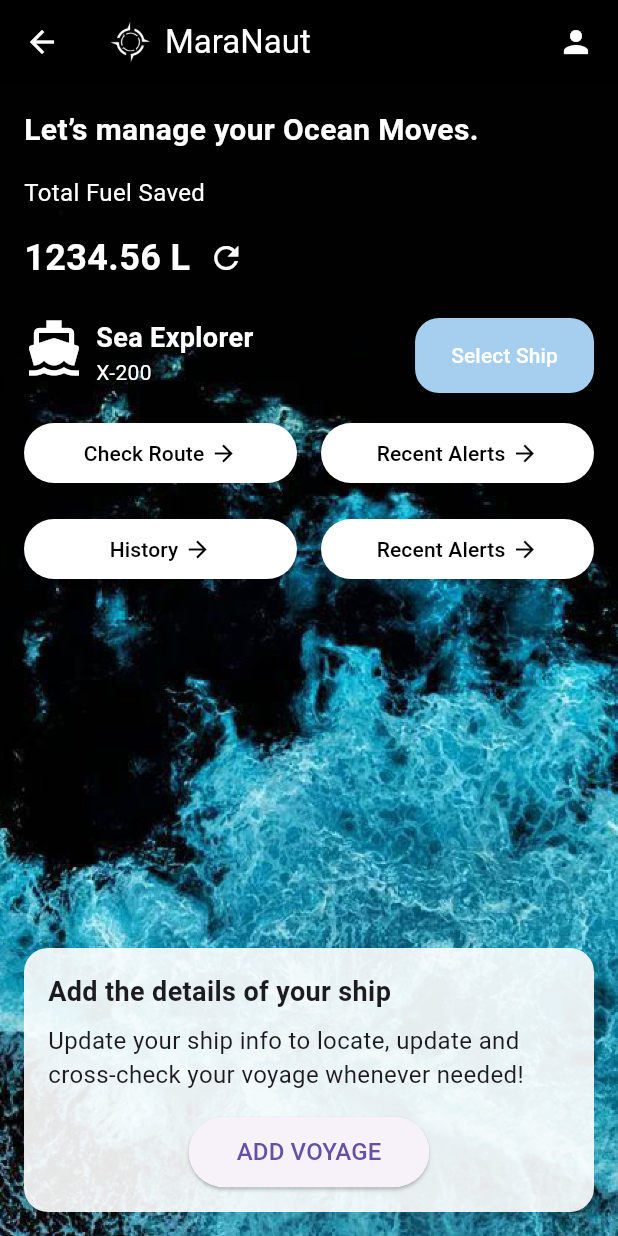
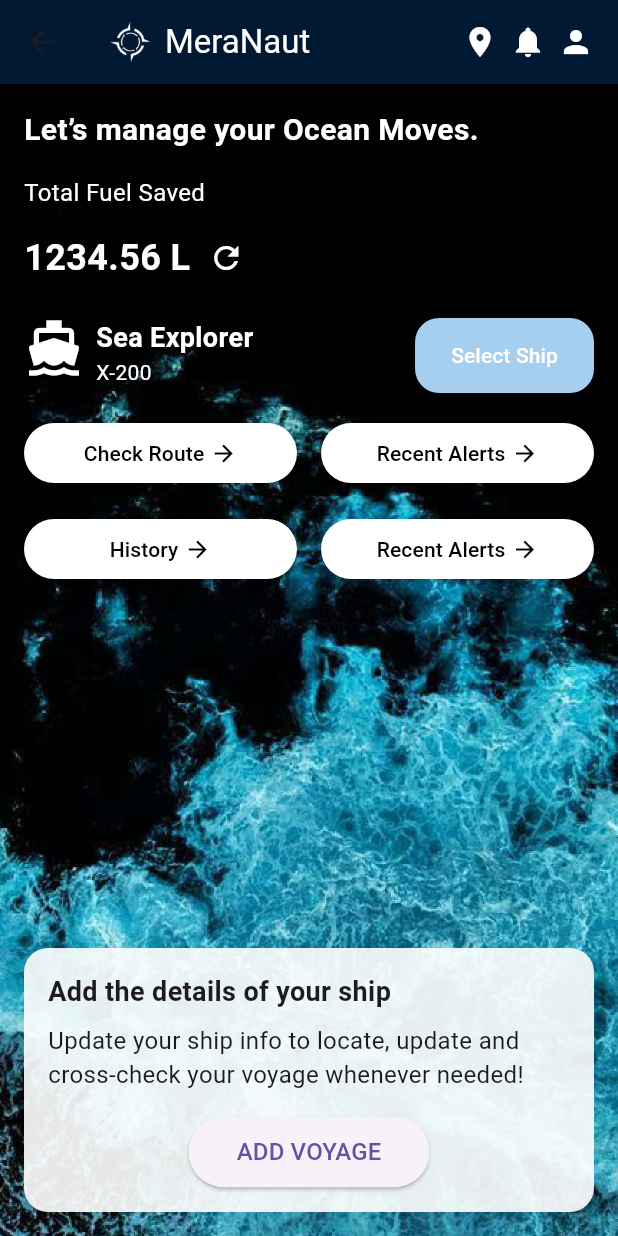
Before and after one commit to Lavitratyagi/maranaut, a Flutter app: the HomePage screen opened directly, on a phone screen of 412 x 824 dp. Run offline on Flutter 3.47's test engine with Material 3 defaults, Android fonts, the light colour scheme and no system bars; our stand-ins replace flutter_map, geolocator, latlong2, shared_preferences; accounts and stored records are empty; network calls fail.

Commit message:
Add geolocator dependency and implement location permissions; enhance HomePage with emergency alert navigation

```diff
--- a/lib/screens/home_page.dart
+++ b/lib/screens/home_page.dart
@@ -1,4 +1,5 @@
 import 'package:flutter/material.dart';
+import 'package:maranaut/screens/emergency_alert.dart';
 import 'package:maranaut/screens/history_voyage.dart';
 import 'package:maranaut/screens/select_ship.dart';
 import 'package:maranaut/screens/select_yoyage.dart';
@@ -6,7 +7,7 @@ import 'package:shared_preferences/shared_preferences.dart';
 import 'dart:convert';
 
 class HomePage extends StatefulWidget {
-  const HomePage({super.key});
+  const HomePage({Key? key}) : super(key: key);
 
   @override
   State<HomePage> createState() => _HomePageState();
@@ -17,6 +18,7 @@ class _HomePageState extends State<HomePage> {
   double totalFuelSaved = 1234.56;
   String shipName = "Sea Explorer";
   String shipModel = "X-200";
+  String shipId = '1';
 
   // Function to refresh the fuel data.
   void _refreshFuelData() {
@@ -25,7 +27,7 @@ class _HomePageState extends State<HomePage> {
     });
   }
 
-  // Function to load the selected ship data from local storage.
+  // Function to load the selected ship data (including ship ID) from local storage.
   Future<void> loadShipData() async {
     final prefs = await SharedPreferences.getInstance();
     final shipJson = prefs.getString("selectedShip");
@@ -34,6 +36,7 @@ class _HomePageState extends State<HomePage> {
       setState(() {
         shipName = shipData["shipName"] ?? shipName;
         shipModel = shipData["type"] ?? shipModel;
+        shipId = shipData["id"] ?? shipId;
       });
     }
   }
@@ -47,20 +50,36 @@ class _HomePageState extends State<HomePage> {
   @override
   Widget build(BuildContext context) {
     return Scaffold(
-      // AppBar with logo, text, and user icon.
       appBar: AppBar(
-        backgroundColor: Colors.black,
-        iconTheme: const IconThemeData(color: Colors.white),
+        backgroundColor: const Color(0xFF021934),
         title: Row(
           children: [
+            // Logo and "MeraNaut" text on the left.
             Image.asset(
-              'assets/images/logo.png', // Replace with your logo asset
+              'assets/images/logo.png', // Replace with your logo asset.
               height: 30,
               color: Colors.white,
             ),
-            SizedBox(width: 8),
-            const Text("MaraNaut", style: TextStyle(color: Colors.white)),
+            const SizedBox(width: 8),
+            const Text("MeraNaut", style: TextStyle(color: Colors.white)),
             const Spacer(),
+            // Icons on the right: location, notifications, user.
+            const Icon(Icons.location_on, color: Colors.white),
+            const SizedBox(width: 8),
+            // Notification icon wrapped with GestureDetector.
+            GestureDetector(
+              onTap: () {
+                Navigator.push(
+                  context,
+                  MaterialPageRoute(
+                    // Pass the shipId loaded from local storage.
+                    builder: (context) => EmergencyAlertPage(shipId: shipId),
+                  ),
+                );
+              },
+              child: const Icon(Icons.notifications, color: Colors.white),
+            ),
+            const SizedBox(width: 8),
             const Icon(Icons.person, color: Colors.white),
           ],
         ),
@@ -68,13 +87,11 @@ class _HomePageState extends State<HomePage> {
       // Stack to display the background image and bottom card.
       body: Stack(
         children: [
-          // Full-screen Background image.
+          // Full-screen background image.
           Container(
             decoration: BoxDecoration(
               image: DecorationImage(
-                image: AssetImage(
-                  'assets/images/bg.png',
-                ), // Replace with your background asset
+                image: AssetImage('assets/images/bg.png'), // Replace with your background asset.
                 fit: BoxFit.cover,
               ),
             ),
@@ -158,6 +175,7 @@ class _HomePageState extends State<HomePage> {
                           ),
                         );
                       },
+                      child: const Text("Select Ship"),
                       style: ElevatedButton.styleFrom(
                         foregroundColor: Colors.white,
                         backgroundColor: const Color(0xFFA6CEEF),
@@ -166,7 +184,6 @@ class _HomePageState extends State<HomePage> {
                         ),
                         minimumSize: const Size(0, 50),
                       ),
-                      child: const Text("Select Ship"),
                     ),
                   ],
                 ),
--- a/pubspec.yaml
+++ b/pubspec.yaml
@@ -39,6 +39,7 @@ dependencies:
   latlong2: ^0.9.1
   flutter_map: ^8.1.0
   web_socket_channel: ^3.0.2
+  geolocator: ^13.0.2
 
 dev_dependencies:
   flutter_test:
```
Also changed, not shown: lib/screens/emergency_alert.dart (+109 -74 lines), pubspec.lock, 4 other files.
